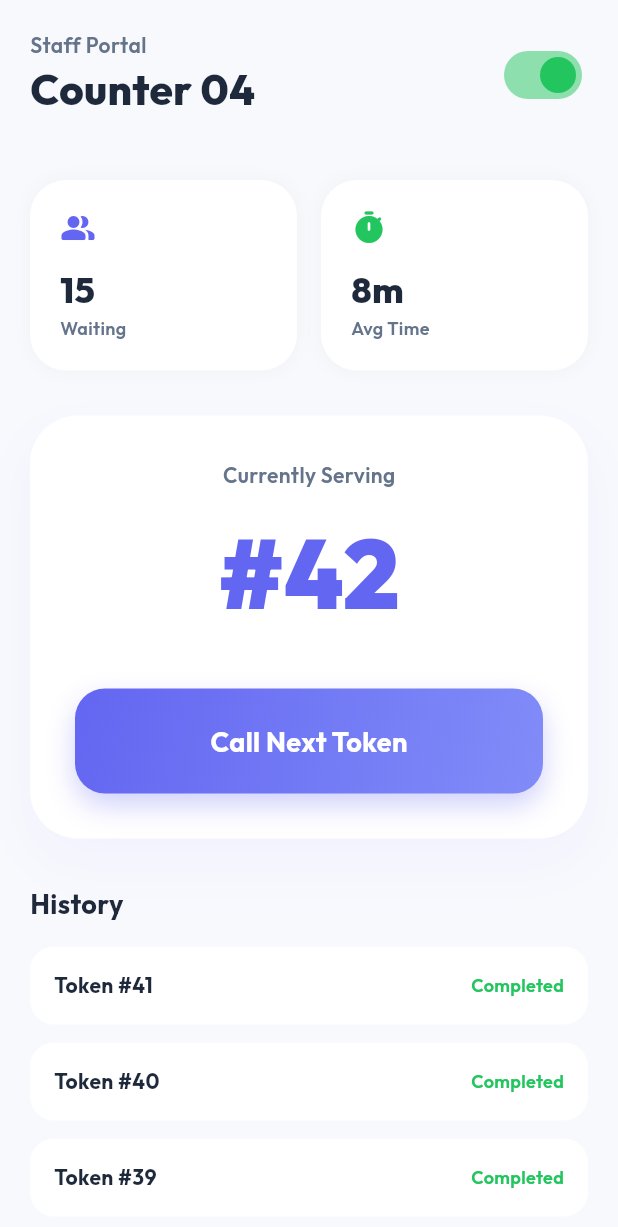
After one commit to ProgrammerSMSH/project-SQMS, a Flutter app: the AdminDashboard screen opened by its route, on a phone screen of 412 x 824 dp. The commit adds this screen. Shown: the top 1227 px of the screen. Run offline on Flutter 3.47's test engine with Material 3 defaults, Android fonts, the phone set to English and light mode, and no system bars; our stand-ins replace firebase_auth, firebase_core, google_fonts, socket_io_client; accounts and stored records are empty; network calls fail.

Commit message:
feat: Implement initial queue management system application structure, including core UI screens, backend services, and environment configuration.

```diff
--- /dev/null
+++ b/lib/screens/admin_dashboard.dart
@@ -0,0 +1,272 @@
+import 'package:flutter/material.dart';
+import 'package:sqms_app/constants.dart';
+import 'package:sqms_app/services/queue_service.dart';
+
+class AdminDashboard extends StatefulWidget {
+  const AdminDashboard({super.key});
+
+  @override
+  State<AdminDashboard> createState() => _AdminDashboardState();
+}
+
+class _AdminDashboardState extends State<AdminDashboard> {
+  final QueueService _queueService = QueueService();
+  bool _isOnline = true;
+  bool _isLoading = false;
+  int _currentServing = 42;
+  int _waitingCount = 15;
+
+  void _callNext() async {
+    setState(() => _isLoading = true);
+    // Placeholder logic for calling next token via Node.js API
+    await Future.delayed(const Duration(seconds: 1));
+    setState(() {
+      _currentServing++;
+      _waitingCount--;
+      _isLoading = false;
+    });
+  }
+
+  @override
+  Widget build(BuildContext context) {
+    return Scaffold(
+      body: SafeArea(
+        child: Column(
+          crossAxisAlignment: CrossAxisAlignment.start,
+          children: [
+            _buildHeader(),
+            Expanded(
+              child: SingleChildScrollView(
+                padding: const EdgeInsets.all(AppSpacing.padding),
+                child: Column(
+                  children: [
+                    _buildStatsGrid(),
+                    const SizedBox(height: 30),
+                    _buildControlPanel(),
+                    const SizedBox(height: 30),
+                    _buildRecentHistory(),
+                  ],
+                ),
+              ),
+            ),
+          ],
+        ),
+      ),
+    );
+  }
+
+  Widget _buildHeader() {
+    return Padding(
+      padding: const EdgeInsets.all(AppSpacing.padding),
+      child: Row(
+        mainAxisAlignment: MainAxisAlignment.spaceBetween,
+        children: [
+          const Column(
+            crossAxisAlignment: CrossAxisAlignment.start,
+            children: [
+              Text(
+                'Staff Portal',
+                style: TextStyle(
+                  fontSize: 14,
+                  color: AppColors.textSecondary,
+                  fontWeight: FontWeight.w600,
+                ),
+              ),
+              Text(
+                'Counter 04',
+                style: TextStyle(
+                  fontSize: 28,
+                  fontWeight: FontWeight.w800,
+                  color: AppColors.textBody,
+                ),
+              ),
+            ],
+          ),
+          Switch.adaptive(
+            value: _isOnline,
+            activeColor: AppColors.success,
+            onChanged: (val) => setState(() => _isOnline = val),
+          ),
+        ],
+      ),
+    );
+  }
+
+  Widget _buildStatsGrid() {
+    return Row(
+      children: [
+        Expanded(
+          child: _buildStatCard(
+            'Waiting',
+            _waitingCount.toString(),
+            Icons.people_alt_rounded,
+            AppColors.primary,
+          ),
+        ),
+        const SizedBox(width: 16),
+        Expanded(
+          child: _buildStatCard(
+            'Avg Time',
+            '8m',
+            Icons.timer_rounded,
+            AppColors.success,
+          ),
+        ),
+      ],
+    );
+  }
+
+  Widget _buildStatCard(String label, String value, IconData icon, Color color) {
+    return Container(
+      padding: const EdgeInsets.all(20),
+      decoration: BoxDecoration(
+        color: AppColors.surface,
+        borderRadius: BorderRadius.circular(AppSpacing.borderRadius),
+        boxShadow: [
+          BoxShadow(
+            color: Colors.black.withValues(alpha: 0.03),
+            blurRadius: 10,
+          ),
+        ],
+      ),
+      child: Column(
+        crossAxisAlignment: CrossAxisAlignment.start,
+        children: [
+          Icon(icon, color: color, size: 24),
+          const SizedBox(height: 12),
+          Text(
+            value,
+            style: const TextStyle(
+              fontSize: 24,
+              fontWeight: FontWeight.w800,
+              color: AppColors.textBody,
+            ),
+          ),
+          Text(
+            label,
+            style: const TextStyle(
+              fontSize: 12,
+              color: AppColors.textSecondary,
+              fontWeight: FontWeight.w600,
+            ),
+          ),
+        ],
+      ),
+    );
+  }
+
+  Widget _buildControlPanel() {
+    return Container(
+      width: double.infinity,
+      padding: const EdgeInsets.all(30),
+      decoration: BoxDecoration(
+        color: AppColors.surface,
+        borderRadius: BorderRadius.circular(32),
+        boxShadow: [
+          BoxShadow(
+            color: AppColors.primary.withValues(alpha: 0.05),
+            blurRadius: 30,
+            offset: const Offset(0, 15),
+          ),
+        ],
+      ),
+      child: Column(
+        children: [
+          const Text(
+            'Currently Serving',
+            style: TextStyle(
+              color: AppColors.textSecondary,
+              fontWeight: FontWeight.w600,
+            ),
+          ),
+          const SizedBox(height: 10),
+          Text(
+            '#$_currentServing',
+            style: const TextStyle(
+              fontSize: 64,
+              fontWeight: FontWeight.w900,
+              color: AppColors.primary,
+            ),
+          ),
+          const SizedBox(height: 30),
+          _buildActionButton(),
+        ],
+      ),
+    );
+  }
+
+  Widget _buildActionButton() {
+    return GestureDetector(
+      onTap: _isLoading ? null : _callNext,
+      child: Container(
+        height: 70,
+        width: double.infinity,
+        decoration: BoxDecoration(
+          gradient: AppColors.primaryGradient,
+          borderRadius: BorderRadius.circular(20),
+          boxShadow: [
+            BoxShadow(
+              color: AppColors.primary.withValues(alpha: 0.3),
+              blurRadius: 15,
+              offset: const Offset(0, 8),
+            ),
+          ],
+        ),
+        child: Center(
+          child: _isLoading
+              ? const CircularProgressIndicator(color: Colors.white)
+              : const Text(
+                  'Call Next Token',
+                  style: TextStyle(
+                    color: Colors.white,
+                    fontSize: 18,
+                    fontWeight: FontWeight.bold,
+                  ),
+                ),
+        ),
+      ),
+    );
+  }
+
+  Widget _buildRecentHistory() {
+    return Column(
+      crossAxisAlignment: CrossAxisAlignment.start,
+      children: [
+        const Text(
+          'History',
+          style: TextStyle(
+            fontSize: 18,
+            fontWeight: FontWeight.bold,
+            color: AppColors.textBody,
+          ),
+        ),
+        const SizedBox(height: 16),
+        ...List.generate(3, (index) => _buildHistoryTile(index)),
+      ],
+    );
+  }
+
+  Widget _buildHistoryTile(int index) {
+    return Container(
+      margin: const EdgeInsets.only(bottom: 12),
+      padding: const EdgeInsets.all(16),
+      decoration: BoxDecoration(
+        color: AppColors.surface,
+        borderRadius: BorderRadius.circular(16),
+      ),
+      child: Row(
+        mainAxisAlignment: MainAxisAlignment.spaceBetween,
+        children: [
+          Text(
+            'Token #${_currentServing - index - 1}',
+            style: const TextStyle(fontWeight: FontWeight.bold),
+          ),
+          const Text(
+            'Completed',
+            style: TextStyle(color: AppColors.success, fontSize: 12, fontWeight: FontWeight.w600),
+          ),
+        ],
+      ),
+    );
+  }
+}
--- a/lib/screens/login_screen.dart
+++ b/lib/screens/login_screen.dart
@@ -21,7 +21,7 @@ class _LoginScreenState extends State<LoginScreen> {
     setState(() => _isLoading = false);
 
     if (user != null) {
-      if (mounted) Navigator.pushReplacementNamed(context, '/services');
+      if (mounted) Navigator.pushReplacementNamed(context, '/locations');
     } else {
       if (mounted) {
         ScaffoldMessenger.of(context).showSnackBar(
```
Also changed, not shown: lib/main.dart (+21 -6 lines), lib/screens/locations_screen.dart (added, +215 -0 lines), lib/screens/services_screen.dart (+64 -57 lines), lib/services/queue_service.dart (+15 -2 lines), 5 other files.
